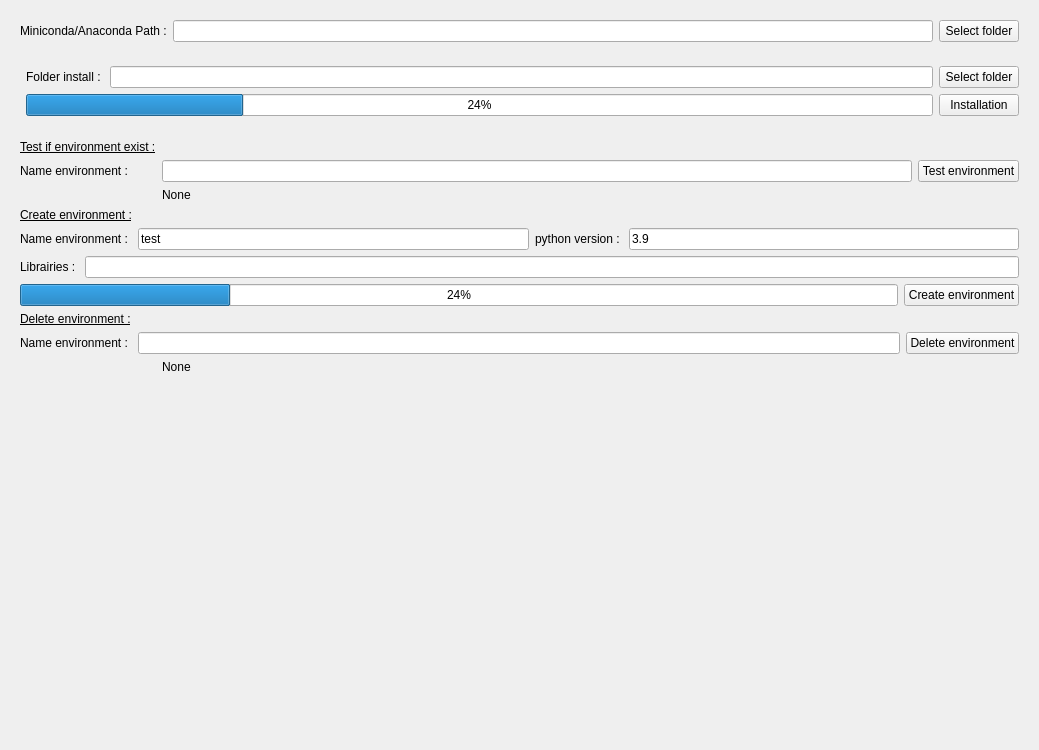
First picture: the form in CondaSetUp/Resources/UI/CondaSetUp.ui, repository DCBIA-OrthoLab/SlicerConda, before the edit.
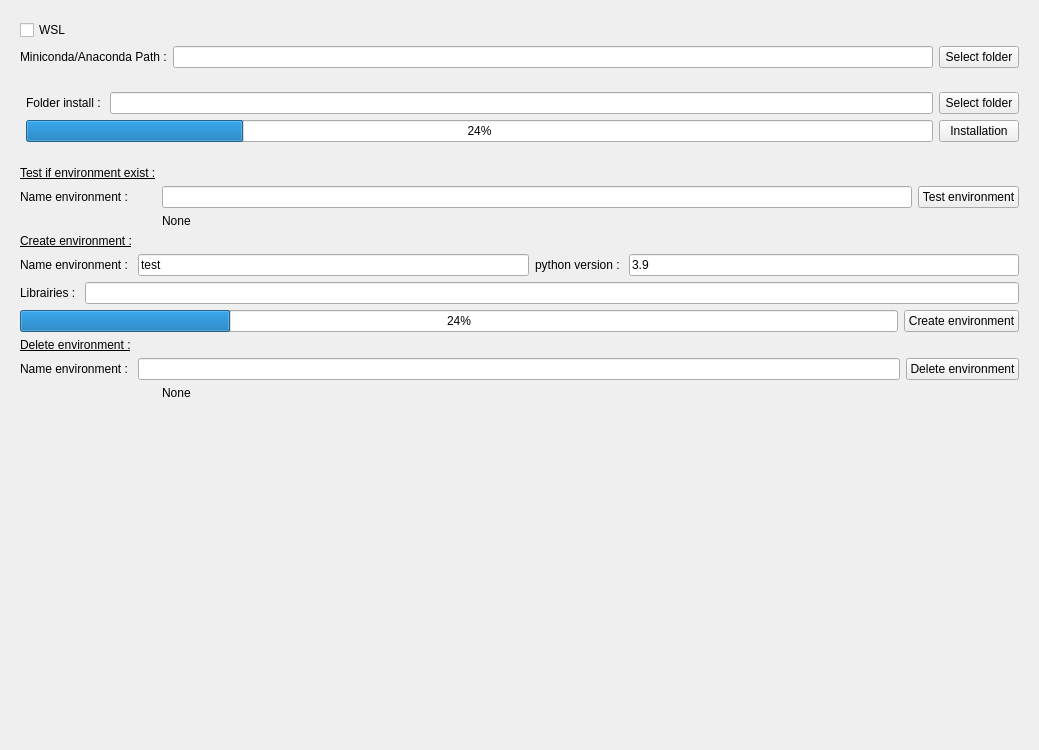
Second picture: the form after the edit. Custom widgets are drawn as their Qt base class.

Patch:
```diff
--- a/CondaSetUp/Resources/UI/CondaSetUp.ui
+++ b/CondaSetUp/Resources/UI/CondaSetUp.ui
@@ -17,14 +17,14 @@
       <string>Inputs</string>
      </property>
      <layout class="QFormLayout" name="formLayout_2">
-      <item row="1" column="0">
-       <widget class="QLabel" name="label">
+      <item row="2" column="0">
+       <widget class="QLabel" name="label_1">
         <property name="text">
          <string>Miniconda/Anaconda Path :</string>
         </property>
        </widget>
       </item>
-      <item row="1" column="1">
+      <item row="2" column="1">
        <layout class="QHBoxLayout" name="horizontalLayout_5">
         <item>
          <widget class="QLineEdit" name="lineEditPathFolder"/>
@@ -41,6 +41,13 @@
         </item>
        </layout>
       </item>
+      <item row="1" column="0">
+       <widget class="QCheckBox" name="checkBoxWsl">
+        <property name="text">
+         <string>WSL</string>
+        </property>
+       </widget>
+      </item>
      </layout>
     </widget>
    </item>
```
